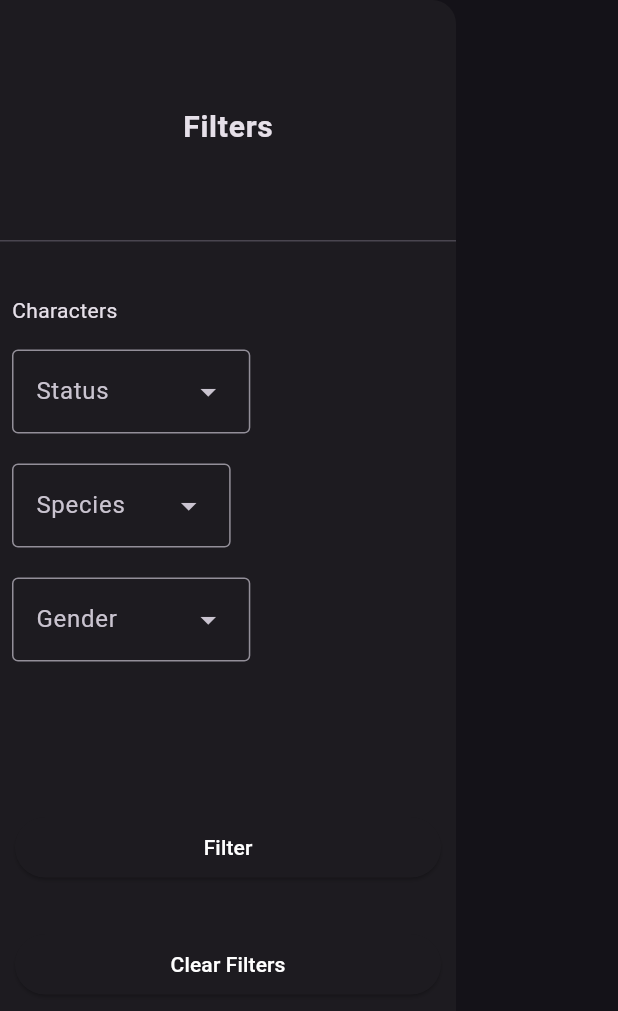
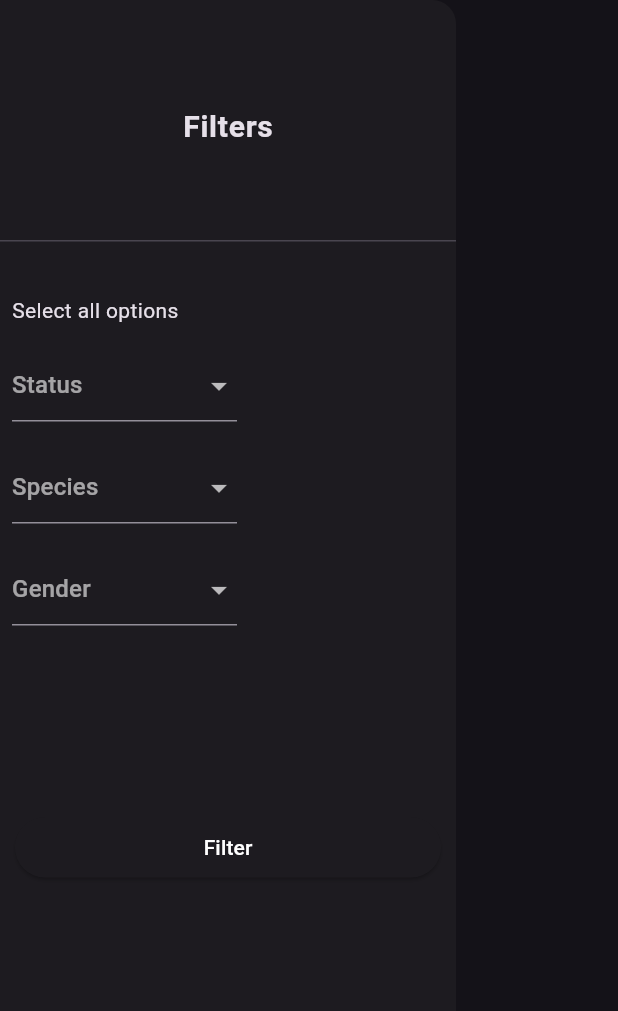
Before and after one commit to KabeloBitcube/character_wiki, a Flutter app: the DrawerBuilder widget shown alone on an empty page, opened directly, on a phone screen of 412 x 824 dp. Shown: the top 1011 px of the screen. Run offline on Flutter 3.47's test engine with Material 3 defaults, Android fonts, the phone set to English and light mode, and no system bars; our stand-ins replace bloc, equatable, flutter_bloc, get_it, go_router; network calls fail.

Commit message:
Filtering > Filter characters functonality

```diff
--- a/lib/Character_Wiki/Presentation/Bloc/Character/character_bloc.dart
+++ b/lib/Character_Wiki/Presentation/Bloc/Character/character_bloc.dart
@@ -37,5 +37,23 @@ class CharacterBloc extends Bloc<CharacterEvent, CharacterState> {
         emit(CharacterError(e.toString()));
       }
     });
+
+    on<FilterCharacters>((event, emit) async {
+      emit(CharacterLoading());
+      try {
+        final characters = await getCharacters();
+        final filtered = characters.where((filter) {
+          final statusFilter = event.status == null || filter.status == event.status;
+          final speciesFilter = event.species == null || filter.species == event.species;
+          final genderFilter = event.gender == null || filter.gender == event.gender;
+
+          return statusFilter && speciesFilter && genderFilter;
+        }).toList();
+
+        emit(CharacterLoaded(characters: filtered));
+      } catch (e) {
+        emit(CharacterError(e.toString()));
+      }
+    });
   }
 }
--- a/lib/Character_Wiki/Presentation/Bloc/Character/character_event.dart
+++ b/lib/Character_Wiki/Presentation/Bloc/Character/character_event.dart
@@ -28,3 +28,18 @@ class SearchCharacters extends CharacterEvent {
   @override
   List<Object?> get props => [searchQuery];
 }
+
+class FilterCharacters extends CharacterEvent {
+  final String? status;
+  final String? species;
+  final String? gender;
+
+  const FilterCharacters({
+    required this.status,
+    required this.species,
+    required this.gender,
+  });
+
+  @override
+  List<Object?> get props => [status, species, gender];
+}
--- a/lib/Character_Wiki/Presentation/Home/Widgets/drawer.dart
+++ b/lib/Character_Wiki/Presentation/Home/Widgets/drawer.dart
@@ -3,8 +3,21 @@ import 'package:flutter/material.dart';
 import 'package:flutter_bloc/flutter_bloc.dart';
 import 'package:go_router/go_router.dart';
 
-class DrawerBuilder extends StatelessWidget {
+class DrawerBuilder extends StatefulWidget {
   const DrawerBuilder({super.key});
+
+  @override
+  State<DrawerBuilder> createState() => _DrawerBuilderState();
+}
+
+class _DrawerBuilderState extends State<DrawerBuilder> {
+  String? selectedStatus;
+  String? selectedSpecies;
+  String? selectedGender;
+
+  List<String> statusOptions = ['Alive', 'Dead', 'Unknown'];
+  List<String> speciesOptions = ['Human', 'Alien'];
+  List<String> genderOptions = ['Male', 'Female'];
 
   @override
   Widget build(BuildContext context) {
@@ -21,7 +34,10 @@ class DrawerBuilder extends StatelessWidget {
                   children: [
                     const Text(
                       'Filters',
-                    style: TextStyle(fontSize: 20, fontWeight: FontWeight.bold),
+                      style: TextStyle(
+                        fontSize: 20,
+                        fontWeight: FontWeight.bold,
+                      ),
                     ),
                   ],
                 ),
@@ -31,7 +47,7 @@ class DrawerBuilder extends StatelessWidget {
                 padding: const EdgeInsets.all(8.0),
                 child: Row(
                   mainAxisAlignment: MainAxisAlignment.start,
-                children: [const Text('Characters')],
+                  children: [const Text('Select all options')],
                 ),
               ),
               Padding(
@@ -42,45 +58,75 @@ class DrawerBuilder extends StatelessWidget {
                     children: [
                       Row(
                         children: [
-                        DropdownMenu(
-                          label: Text('Status'),
-                          dropdownMenuEntries: <DropdownMenuEntry<String>>[
-                            DropdownMenuEntry(value: 'Alive', label: 'Alive'),
-                            DropdownMenuEntry(value: 'Dead', label: 'Dead'),
-                            DropdownMenuEntry(
-                              value: 'Unknown',
-                              label: 'Unknown',
+                          SizedBox(
+                            width: 150,
+                            child: DropdownButtonFormField(
+                              value: selectedStatus,
+                              hint: Text('Status'),
+                              onChanged: (newValue) {
+                                setState(() {
+                                  selectedStatus = newValue;
+                                });
+                              },
+                              items: statusOptions
+                                  .map(
+                                    (e) => DropdownMenuItem(
+                                      value: e,
+                                      child: Text(e),
                                     ),
-                          ],
+                                  )
+                                  .toList(),
+                            ),
                           ),
                         ],
                       ),
                       SizedBox(height: 20),
                       Row(
                         children: [
-                        DropdownMenu(
-                          label: Text('Species'),
-                          dropdownMenuEntries: <DropdownMenuEntry<String>>[
-                            DropdownMenuEntry(value: 'Human', label: 'Human'),
-                            DropdownMenuEntry(value: 'Alien', label: 'Alien'),
-                            DropdownMenuEntry(value: 'Robot', label: 'Robot'),
-                          ],
+                          SizedBox(
+                            width: 150,
+                            child: DropdownButtonFormField(
+                              value: selectedSpecies,
+                              hint: Text('Species'),
+                              onChanged: (newValue) {
+                                setState(() {
+                                  selectedSpecies = newValue;
+                                });
+                              },
+                              items: speciesOptions
+                                  .map(
+                                    (e) => DropdownMenuItem(
+                                      value: e,
+                                      child: Text(e),
+                                    ),
+                                  )
+                                  .toList(),
+                            ),
                           ),
                         ],
                       ),
                       SizedBox(height: 20),
                       Row(
                         children: [
-                        DropdownMenu(
-                          label: Text('Gender'),
-                          dropdownMenuEntries: <DropdownMenuEntry<String>>[
-                            DropdownMenuEntry(value: 'Female', label: 'Female'),
-                            DropdownMenuEntry(value: 'Male', label: 'Male'),
-                            DropdownMenuEntry(
-                              value: 'Unknown',
-                              label: 'Unknown',
+                          SizedBox(
+                            width: 150,
+                            child: DropdownButtonFormField(
+                              value: selectedGender,
+                              hint: Text('Gender'),
+                              onChanged: (newValue) {
+                                setState(() {
+                                  selectedGender = newValue;
+                                });
+                              },
+                              items: genderOptions
+                                  .map(
+                                    (e) => DropdownMenuItem(
+                                      value: e,
+                                      child: Text(e),
                                     ),
-                          ],
+                                  )
+                                  .toList(),
+                            ),
                           ),
                         ],
                       ),
@@ -95,33 +141,30 @@ class DrawerBuilder extends StatelessWidget {
                 padding: const EdgeInsets.all(10.0),
                 child: ElevatedButton(
                   onPressed: () {
-                  context.read<CharacterBloc>().add(const FetchCharacters());
+                    if (selectedStatus == null || selectedSpecies == null || selectedGender == null){
+                      return;
+                    }
+                    context.read<CharacterBloc>().add(
+                      FilterCharacters(
+                        status: selectedStatus,
+                        species: selectedSpecies,
+                        gender: selectedGender,
+                      ),
+                    );
                     context.pop();
                   },
                   child: Row(
                     mainAxisAlignment: MainAxisAlignment.center,
                     children: [
-                    const Text('Filter', style: TextStyle(color: Colors.white)),
-                  ],
-                ),
-              ),
-            ),
-            SizedBox(height: 10),
-            Padding(
-              padding: const EdgeInsets.all(10.0),
-              child: ElevatedButton(
-                onPressed: () {},
-                child: Row(
-                  mainAxisAlignment: MainAxisAlignment.center,
-                  children: [
                       const Text(
-                      'Clear Filters',
+                        'Filter',
                         style: TextStyle(color: Colors.white),
                       ),
                     ],
                   ),
                 ),
               ),
+              SizedBox(height: 10),
             ],
           ),
         ],
```
Lines whose indentation alone changed are shown as unchanged.
